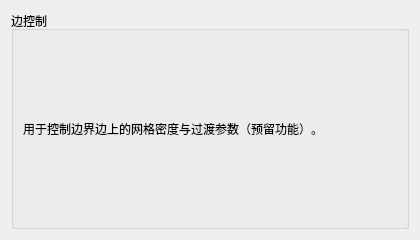
This is plugins/Base_Mesh/MeshEdgeControlWidget.ui in asd977/base_cae as Qt 5 draws it before an edit. The edited form follows.
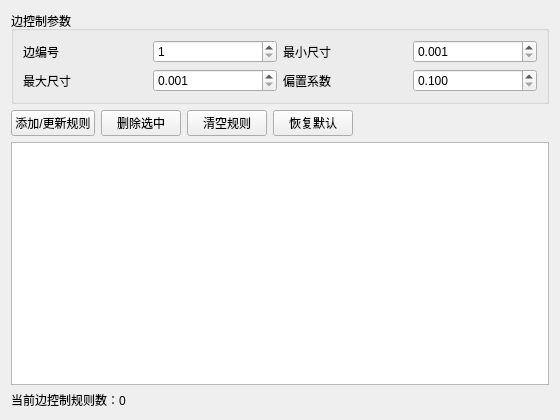
This is the edited form.

Commit message: 完善边/面/体控制Widget交互与UI

What changed in the file:
```diff
--- a/plugins/Base_Mesh/MeshEdgeControlWidget.ui
+++ b/plugins/Base_Mesh/MeshEdgeControlWidget.ui
@@ -3,24 +3,51 @@
  <class>MeshEdgeControlWidget</class>
  <widget class="QWidget" name="MeshEdgeControlWidget">
   <property name="geometry">
-   <rect><x>0</x><y>0</y><width>420</width><height>240</height></rect>
+   <rect>
+    <x>0</x>
+    <y>0</y>
+    <width>560</width>
+    <height>420</height>
+   </rect>
   </property>
   <property name="windowTitle">
    <string>边控制</string>
   </property>
   <layout class="QVBoxLayout" name="verticalLayout">
    <item>
-    <widget class="QGroupBox" name="groupBox">
-     <property name="title"><string>边控制</string></property>
-     <layout class="QVBoxLayout" name="verticalLayout_2">
-      <item>
-       <widget class="QLabel" name="labelHint">
-        <property name="text"><string>用于控制边界边上的网格密度与过渡参数（预留功能）。</string></property>
-       </widget>
-      </item>
+    <widget class="QGroupBox" name="groupInputs">
+     <property name="title">
+      <string>边控制参数</string>
+     </property>
+     <layout class="QGridLayout" name="gridLayout">
+      <item row="0" column="0"><widget class="QLabel" name="labelEdgeId"><property name="text"><string>边编号</string></property></widget></item>
+      <item row="0" column="1"><widget class="QSpinBox" name="spEdgeId"><property name="minimum"><number>1</number></property><property name="maximum"><number>999999</number></property></widget></item>
+      <item row="0" column="2"><widget class="QLabel" name="labelMin"><property name="text"><string>最小尺寸</string></property></widget></item>
+      <item row="0" column="3"><widget class="QDoubleSpinBox" name="dsMinSize"><property name="decimals"><number>3</number></property><property name="minimum"><double>0.001000000000000</double></property><property name="maximum"><double>9999.000000000000000</double></property></widget></item>
+      <item row="1" column="0"><widget class="QLabel" name="labelMax"><property name="text"><string>最大尺寸</string></property></widget></item>
+      <item row="1" column="1"><widget class="QDoubleSpinBox" name="dsMaxSize"><property name="decimals"><number>3</number></property><property name="minimum"><double>0.001000000000000</double></property><property name="maximum"><double>9999.000000000000000</double></property></widget></item>
+      <item row="1" column="2"><widget class="QLabel" name="labelBias"><property name="text"><string>偏置系数</string></property></widget></item>
+      <item row="1" column="3"><widget class="QDoubleSpinBox" name="dsBias"><property name="decimals"><number>3</number></property><property name="minimum"><double>0.100000000000000</double></property><property name="maximum"><double>10.000000000000000</double></property><property name="singleStep"><double>0.100000000000000</double></property></widget></item>
      </layout>
     </widget>
    </item>
+   <item>
+    <layout class="QHBoxLayout" name="horizontalLayoutBtns">
+     <item><widget class="QPushButton" name="btnAddOrUpdate"><property name="text"><string>添加/更新规则</string></property></widget></item>
+     <item><widget class="QPushButton" name="btnRemoveSelected"><property name="text"><string>删除选中</string></property></widget></item>
+     <item><widget class="QPushButton" name="btnClearRules"><property name="text"><string>清空规则</string></property></widget></item>
+     <item><widget class="QPushButton" name="btnResetDefaults"><property name="text"><string>恢复默认</string></property></widget></item>
+     <item><spacer name="horizontalSpacer"><property name="orientation"><enum>Qt::Horizontal</enum></property><property name="sizeHint" stdset="0"><size><width>40</width><height>20</height></size></property></spacer></item>
+    </layout>
+   </item>
+   <item>
+    <widget class="QTableWidget" name="tableRules"/>
+   </item>
+   <item>
+    <widget class="QLabel" name="labelSummary">
+     <property name="text"><string>当前边控制规则数：0</string></property>
+    </widget>
+   </item>
   </layout>
  </widget>
  <resources/>
```
The commit also changes 8 other files.
